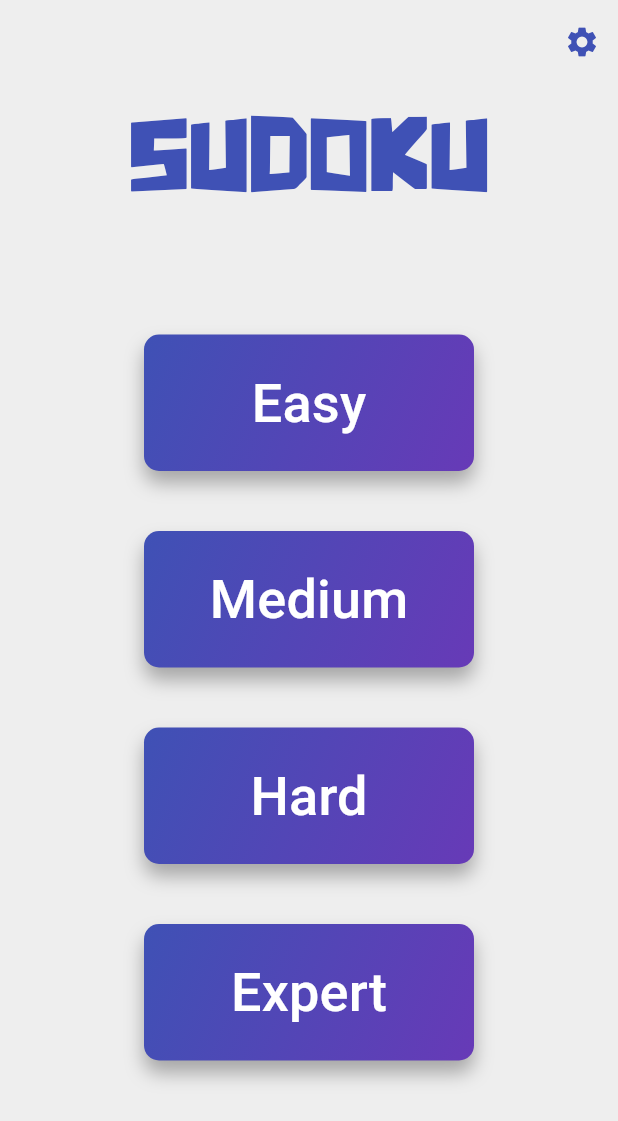
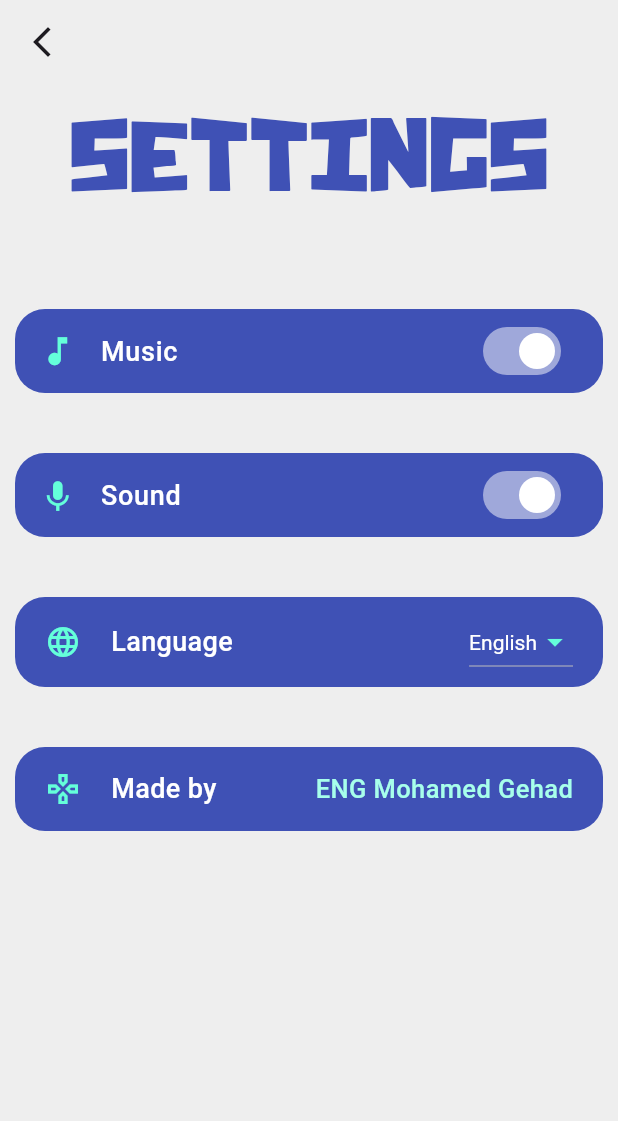
Before and after one commit to MGehad/Sudoku_Game, a Flutter app: the screen it shows after launch, after a tap on the "settings" icon, on a phone screen of 412 x 824 dp. Shown: the top 1121 px of the screen. Run offline on Flutter 3.47's test engine with Material 3 defaults, Android fonts, the phone set to English and light mode, and no system bars; our stand-ins replace audioplayers, awesome_dialog, stop_watch_timer; missing offline and left inert: sudoku_dart.

Commit message:
Added Settings page, Sounds and fix some errors

```diff
--- a/lib/main.dart
+++ b/lib/main.dart
@@ -15,7 +15,7 @@ class MyApp extends StatelessWidget {
       theme: ThemeData(
         useMaterial3: true,
       ),
-     home: LevelView(),
+      home: LevelView(),
     );
   }
 }
--- /dev/null
+++ b/lib/sound/sound.dart
@@ -0,0 +1,21 @@
+import 'package:audioplayers/audioplayers.dart';
+import 'package:sudoku_game/views/settingsView.dart';
+
+class Sound {
+  static void playSound() {
+    if (switch2) {
+      AudioPlayer player = AudioPlayer();
+      player.play(AssetSource('sound/Tick.mp3'));
+    }
+  }
+
+  AudioPlayer musicPlayer = AudioPlayer();
+
+  void playAndStopMusic() {
+    if (switch1) {
+      musicPlayer.play(AssetSource('sound/Sudoku Main Sound.mp3'));
+    } else {
+      musicPlayer.stop();
+    }
+  }
+}
--- a/lib/views/finishView.dart
+++ b/lib/views/finishView.dart
@@ -1,4 +1,5 @@
 import 'package:flutter/material.dart';
+import 'package:sudoku_game/sound/sound.dart';
 import 'package:sudoku_game/widgets/sudokuButton.dart';
 import '../models/numberModel.dart';
 
@@ -81,6 +82,7 @@ class _FinishViewState extends State<FinishView> {
             SudokuButton(
               label: 'Solution',
               onPressed: () {
+                Sound.playSound();
                 setState(
                   () {
                     for (int i = 0; i < widget.puzzle.length; i++) {
@@ -99,6 +101,7 @@ class _FinishViewState extends State<FinishView> {
             SudokuButton(
               label: 'New Game',
               onPressed: () {
+                Sound.playSound();
                 Navigator.pop(context);
                 Navigator.pop(context);
               },
--- a/lib/views/gameView.dart
+++ b/lib/views/gameView.dart
@@ -3,6 +3,7 @@ import 'package:flutter/material.dart';
 import 'package:stop_watch_timer/stop_watch_timer.dart';
 import 'package:sudoku_dart/sudoku_dart.dart';
 import 'package:sudoku_game/models/numberModel.dart';
+import 'package:sudoku_game/sound/sound.dart';
 import 'package:sudoku_game/views/finishView.dart';
 import 'package:sudoku_game/widgets/sudokuAnimatedButton.dart';
 import 'package:sudoku_game/widgets/sudokuButton.dart';
@@ -54,7 +55,9 @@ class _GameViewState extends State<GameView> {
         ),
         leading: IconButton(
           onPressed: () {
-            sudokuAwesomeDialog(() {
+            Sound.playSound();
+            sudokuAwesomeDialog(btnOkOnPress: () {
+              Sound.playSound();
               Navigator.pop(context);
             });
           },
@@ -63,6 +66,7 @@ class _GameViewState extends State<GameView> {
         actions: [
           IconButton(
             onPressed: () {
+              Sound.playSound();
               _stopWatchTimer.onStopTimer();
               _showPauseMenu();
             },
@@ -75,7 +79,7 @@ class _GameViewState extends State<GameView> {
         canPop: false,
         onPopInvoked: (didPop) {
           if (!didPop) {
-            sudokuAwesomeDialog(() {
+            sudokuAwesomeDialog(btnOkOnPress: () {
               Navigator.pop(context);
             });
           }
@@ -146,6 +150,7 @@ class _GameViewState extends State<GameView> {
                       IconButton(
                         onPressed: () {
                           setState(() {
+                            Sound.playSound();
                             if (hints > 0) {
                               int index = NumberModel.indexOfEmptyCard(puzzle);
                               if (index != -1) {
@@ -228,6 +233,7 @@ class _GameViewState extends State<GameView> {
             SudokuAnimatedButton(
               text: 'Done',
               btnOkOnPress: () {
+                Sound.playSound();
                 isCompleted = true;
                 for (int i = 0; i < puzzle.length; i++) {
                   if (puzzle[i].number == solution[i]) {
@@ -237,7 +243,7 @@ class _GameViewState extends State<GameView> {
                     isCompleted = false;
                   }
                 }
-                if (!isCompleted) {
+                if (isCompleted) {
                   _stopWatchTimer.onStopTimer();
                   for (var element in puzzle) {
                     if (element.status == Type.fixed) {
@@ -300,6 +306,7 @@ class _GameViewState extends State<GameView> {
                   SudokuButton(
                     label: 'Resume',
                     onPressed: () {
+                      Sound.playSound();
                       _stopWatchTimer.onStartTimer();
                       Navigator.pop(context);
                     },
@@ -310,6 +317,7 @@ class _GameViewState extends State<GameView> {
                   SudokuButton(
                     label: 'Restart',
                     onPressed: () {
+                      Sound.playSound();
                       _stopWatchTimer.onResetTimer();
                       setState(() {
                         puzzle = NumberModel.listToNumberModelList(original);
@@ -323,8 +331,9 @@ class _GameViewState extends State<GameView> {
                     height: 20,
                   ),
                   SudokuButton(
-                    label: 'New Game',
+                    label: 'Exit',
                     onPressed: () {
+                      Sound.playSound();
                       Navigator.pop(context);
                       Navigator.pop(context);
                     },
@@ -338,14 +347,16 @@ class _GameViewState extends State<GameView> {
     );
   }
 
-  sudokuAwesomeDialog(VoidCallback btnOkOnPress) {
+  sudokuAwesomeDialog({required VoidCallback btnOkOnPress}) {
     return AwesomeDialog(
       context: context,
       dialogType: DialogType.question,
       animType: AnimType.scale,
       desc: 'Are you want to exit..?',
       dismissOnTouchOutside: true,
-      btnCancelOnPress: () {},
+      btnCancelOnPress: () {
+        Sound.playSound();
+      },
       btnOkOnPress: btnOkOnPress,
     ).show();
   }
@@ -365,6 +376,7 @@ class _GameViewState extends State<GameView> {
   Widget buildSudokuNumber(int index) {
     return GestureDetector(
       onTap: () {
+        Sound.playSound();
         setState(
           () {
             if (puzzle[index].status == Type.notFixed) {
@@ -427,6 +439,7 @@ class _GameViewState extends State<GameView> {
       padding: const EdgeInsets.symmetric(horizontal: 3.0),
       child: ElevatedButton(
         onPressed: () {
+          Sound.playSound();
           setState(() {
             for (var list in puzzle) {
               if (list.color == Colors.indigo.shade400) {
@@ -461,6 +474,7 @@ class _GameViewState extends State<GameView> {
       padding: const EdgeInsets.symmetric(horizontal: 3.0),
       child: ElevatedButton(
         onPressed: () {
+          Sound.playSound();
           setState(() {
             for (var list in puzzle) {
               if (list.color == Colors.indigo.shade400) {
--- a/lib/views/levelView.dart
+++ b/lib/views/levelView.dart
@@ -1,9 +1,26 @@
 import 'package:flutter/material.dart';
+import 'package:sudoku_game/sound/sound.dart';
 import 'package:sudoku_game/views/gameView.dart';
+import 'package:sudoku_game/views/settingsView.dart';
 import 'package:sudoku_game/widgets/sudokuButton.dart';
 
-class LevelView extends StatelessWidget {
+class LevelView extends StatefulWidget {
   const LevelView({super.key});
+
+  @override
+  State<LevelView> createState() => _LevelViewState();
+
+}
+
+class _LevelViewState extends State<LevelView> {
+  Sound sound = Sound();
+
+  @override
+  void initState() {
+    super.initState();
+    sound.playAndStopMusic();
+  }
+
 
   @override
   Widget build(BuildContext context) {
@@ -12,7 +29,17 @@ class LevelView extends StatelessWidget {
         backgroundColor: Colors.grey.shade200,
         actions: [
           IconButton(
-            onPressed: () {},
+            onPressed: () {
+              Sound.playSound();
+              Navigator.push(
+                context,
+                MaterialPageRoute(
+                  builder: (context) => SettingsView(
+                    sound: sound,
+                  ),
+                ),
+              );
+            },
             icon: Icon(Icons.settings),
             color: Colors.indigo,
           ),
@@ -36,6 +63,7 @@ class LevelView extends StatelessWidget {
               children: [
                 SudokuButton(
                   onPressed: () {
+                    Sound.playSound();
                     Navigator.push(
                       context,
                       MaterialPageRoute(
@@ -50,6 +78,7 @@ onPressed: () {
                 ),
                 SudokuButton(
                   onPressed: () {
+                    Sound.playSound();
                     Navigator.push(
                       context,
                       MaterialPageRoute(
@@ -64,6 +93,7 @@ onPressed: () {
                 ),
                 SudokuButton(
                   onPressed: () {
+                    Sound.playSound();
                     Navigator.push(
                       context,
                       MaterialPageRoute(
@@ -78,6 +108,7 @@ onPressed: () {
                 ),
                 SudokuButton(
                   onPressed: () {
+                    Sound.playSound();
                     Navigator.push(
                       context,
                       MaterialPageRoute(
@@ -89,7 +120,9 @@ onPressed: () {
                 ),
               ],
             ),
-            SizedBox(height: 50,)
+            SizedBox(
+              height: 50,
+            )
           ],
         ),
       ),
--- /dev/null
+++ b/lib/views/settingsView.dart
@@ -0,0 +1,163 @@
+import 'package:flutter/material.dart';
+import 'package:sudoku_game/sound/sound.dart';
+import 'package:sudoku_game/widgets/sudokuSwitchContainer.dart';
+
+class SettingsView extends StatefulWidget {
+  Sound sound;
+
+  SettingsView({required this.sound});
+
+  @override
+  State<SettingsView> createState() => _SettingsViewState();
+}
+
+bool switch1 = true;
+bool switch2 = true;
+
+class _SettingsViewState extends State<SettingsView> {
+  @override
+  Widget build(BuildContext context) {
+    return Scaffold(
+      backgroundColor: Colors.grey.shade200,
+      appBar: AppBar(
+        backgroundColor: Colors.grey.shade200,
+        leading: IconButton(
+          onPressed: () {
+            Sound.playSound();
+            Navigator.pop(context);
+          },
+          icon: Icon(Icons.arrow_back_ios_new),
+        ),
+      ),
+      body: Center(
+        child: Column(
+          mainAxisAlignment: MainAxisAlignment.start,
+          children: [
+            Text(
+              'Settings',
+              style: TextStyle(
+                fontFamily: 'Chunq',
+                color: Colors.indigo,
+                fontSize: 70,
+              ),
+            ),
+            SizedBox(
+              height: 30,
+            ),
+            Column(
+              children: [
+                SudokuSwitchContainer(
+                    name: 'Music',
+                    icon: Icons.music_note,
+                    switchX: switch1,
+                    onChanged: (value) {
+                      Sound.playSound();
+                      setState(() {
+                        switch1 = value;
+                      });
+                      widget.sound.playAndStopMusic();
+                    }),
+                SudokuSwitchContainer(
+                    name: 'Sound',
+                    icon: Icons.keyboard_voice,
+                    switchX: switch2,
+                    onChanged: (value) {
+                      Sound.playSound();
+                      setState(() {
+                        switch2 = value;
+                      });
+                    }),
+                Container(
+                  padding: EdgeInsets.symmetric(horizontal: 20, vertical: 6),
+                  margin: EdgeInsets.symmetric(horizontal: 10, vertical: 20),
+                  decoration: BoxDecoration(
+                    color: Colors.indigo,
+                    borderRadius: BorderRadius.circular(20),
+                  ),
+                  child: Row(
+                    mainAxisAlignment: MainAxisAlignment.spaceBetween,
+                    children: [
+                      Row(
+                        children: [
+                          Icon(
+                            Icons.language,
+                            color: Colors.tealAccent,
+                          ),
+                          SizedBox(
+                            width: 20,
+                          ),
+                          Text(
+                            'Language',
+                            style: TextStyle(
+                                color: Colors.white,
+                                fontSize: 18,
+                                fontWeight: FontWeight.w500),
+                          ),
+                        ],
+                      ),
+                      DropdownButton(
+                        icon: Icon(
+                          Icons.arrow_drop_down,
+                          color: Colors.tealAccent,
+                        ),
+                        style: TextStyle(color: Colors.white),
+                        borderRadius: BorderRadius.circular(5),
+                        dropdownColor: Colors.indigo.shade400,
+                        items: [
+                          DropdownMenuItem(
+                            child: Text(
+                              'English',
+                            ),
+                          ),
+                        ],
+                        onChanged: (value) {},
+                      ),
+                    ],
+                  ),
+                ),
+                Container(
+                  padding: EdgeInsets.symmetric(horizontal: 20, vertical: 15),
+                  margin: EdgeInsets.symmetric(horizontal: 10, vertical: 20),
+                  decoration: BoxDecoration(
+                    color: Colors.indigo,
+                    borderRadius: BorderRadius.circular(20),
+                  ),
+                  child: Row(
+                    mainAxisAlignment: MainAxisAlignment.spaceBetween,
+                    children: [
+                      Row(
+                        children: [
+                          Icon(
+                            Icons.gamepad_outlined,
+                            color: Colors.tealAccent,
+                          ),
+                          SizedBox(
+                            width: 20,
+                          ),
+                          Text(
+                            'Made by',
+                            style: TextStyle(
+                                color: Colors.white,
+                                fontSize: 18,
+                                fontWeight: FontWeight.w500),
+                          ),
+                        ],
+                      ),
+                      Text(
+                        'ENG Mohamed Gehad',
+                        style: TextStyle(
+                            color: Colors.tealAccent.shade100,
+                            fontSize: 17,
+                            fontWeight: FontWeight.w500),
+                      ),
+                    ],
+                  ),
+                )
+              ],
+            ),
+          ],
+        ),
+      ),
+    );
+  }
+}
--- a/lib/widgets/sudokuAnimatedButton.dart
+++ b/lib/widgets/sudokuAnimatedButton.dart
@@ -1,5 +1,6 @@
 import 'package:awesome_dialog/awesome_dialog.dart';
 import 'package:flutter/material.dart';
+import 'package:sudoku_game/sound/sound.dart';
 
 class SudokuAnimatedButton extends StatelessWidget {
   String text;
@@ -26,7 +27,9 @@ class SudokuAnimatedButton extends StatelessWidget {
         animType: AnimType.scale,
         desc: 'Are you sure..?',
         dismissOnTouchOutside: true,
-        btnCancelOnPress: () {},
+        btnCancelOnPress: () {
+          Sound.playSound();
+        },
         btnOkOnPress: btnOkOnPress,
       ).show(),
     );
--- /dev/null
+++ b/lib/widgets/sudokuSwitchContainer.dart
@@ -0,0 +1,38 @@
+import 'package:flutter/material.dart';
+
+class SudokuSwitchContainer extends StatelessWidget {
+  String name;
+  IconData icon;
+  bool switchX;
+  Function(bool) onChanged;
+
+  SudokuSwitchContainer(
+      {required this.name,
+      required this.icon,
+      required this.switchX,
+      required this.onChanged});
+
+  @override
+  Widget build(BuildContext context) {
+    return Container(
+      margin: EdgeInsets.symmetric(horizontal: 10, vertical: 20),
+      decoration: BoxDecoration(
+        color: Colors.indigo,
+        borderRadius: BorderRadius.circular(20),
+      ),
+      child: SwitchListTile(
+        onChanged: onChanged,
+        value: switchX,
+        overlayColor: MaterialStatePropertyAll(Colors.tealAccent),
+        activeColor: Colors.white,
+        inactiveThumbColor: Colors.indigo,
+        title: Text(
+          "$name",
+          style: TextStyle(
+              color: Colors.white, fontSize: 18, fontWeight: FontWeight.w500),
+        ),
+        secondary: Icon(icon, color: Colors.tealAccent, size: 25),
+      ),
+    );
+  }
+}
--- a/pubspec.yaml
+++ b/pubspec.yaml
@@ -38,6 +38,7 @@ dependencies:
   sudoku_dart: ^1.1.0
   stop_watch_timer: ^3.1.1
   awesome_dialog: ^3.2.1
+  audioplayers: ^6.0.0
 
 dev_dependencies:
   flutter_launcher_icons: ^0.13.1
@@ -70,8 +71,9 @@ flutter:
   uses-material-design: true
 
   # To add assets to your application, add an assets section, like this:
-  # assets:
-  #   - images/a_dot_burr.jpeg
+  assets:
+    - assets/sound/Sudoku Main Sound.mp3
+    - assets/sound/Tick.mp3
   #   - images/a_dot_ham.jpeg
 
   # An image asset can refer to one or more resolution-specific "variants", see
```
Also changed, not shown: pubspec.lock, 36 other files. Lines whose indentation alone changed are shown as unchanged.
